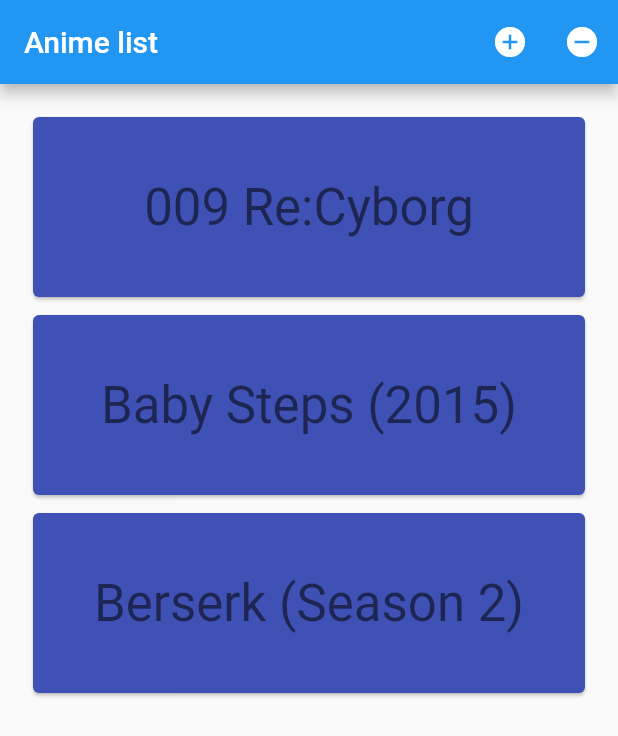
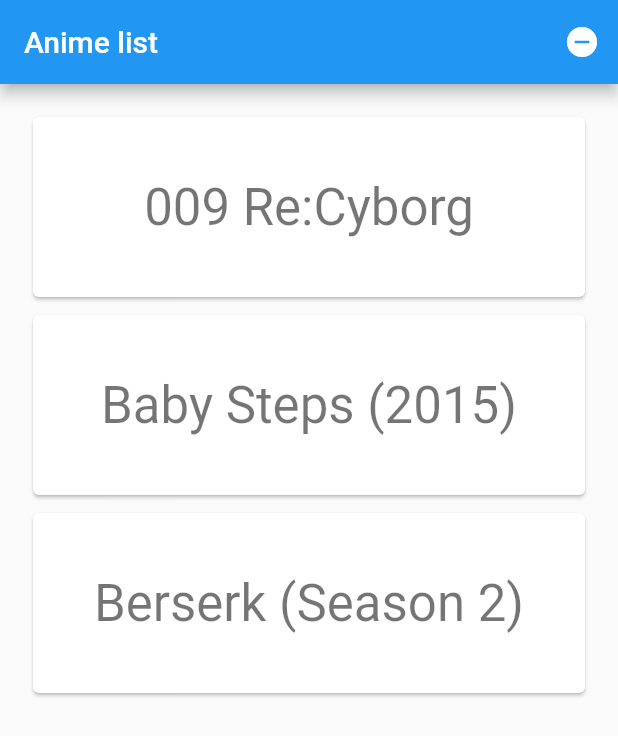
Before and after one commit to yeradis/animetracking_flutter, a Flutter app: the screen it shows after launch, after a tap on the "remove circle" icon, on a phone screen of 412 x 824 dp. Shown: the top 736 px of the screen. Run offline on Flutter 3.47's test engine with Material 2 defaults, Android fonts, the phone set to English and light mode, and no system bars.

Commit message:
Update features and layout, also remove commented lines

```diff
--- a/anime_tracking/lib/scenes/anime/anime_list.dart
+++ b/anime_tracking/lib/scenes/anime/anime_list.dart
@@ -12,9 +12,9 @@ class AnimeList extends StatefulWidget {
 
 class _AnimeListState extends State<AnimeList> implements AnimeListViewContract{
   final GlobalKey<AnimatedListState> _listKey = new GlobalKey<AnimatedListState>();
+
   ListModel<Anime> _list;
   Anime _selectedItem;
-
   AnimeListPresenter _presenter;
 
   _AnimeListState() {
@@ -36,14 +36,13 @@ class _AnimeListState extends State<AnimeList> implements AnimeListViewContract{
   @override
   void onLoadAnimeListComplete(List<Anime> items) {
     setState(() {
-      print("anime list fetcheddd.....");
       items.forEach((anime) => _list.insert(_list.length, anime));
     });
   }
 
   @override
   void onLoadAnimeListError() {
-    print("errrroooorrr loadinnnnggggggg anime list");
+    print("error while fetching the anime list");
   }
 
   // Used to build list items that haven't been removed.
@@ -74,12 +73,6 @@ class _AnimeListState extends State<AnimeList> implements AnimeListViewContract{
     );
   }
 
-  // Insert the "next item" into the list model.
-  void _insert() {
-    final int index = _selectedItem == null ? _list.length : _list.indexOf(_selectedItem);
-    //_list.insert(index, _nextItem++);
-  }
-
   // Remove the selected item from the list model.
   void _remove() {
     if (_selectedItem != null) {
@@ -98,14 +91,9 @@ class _AnimeListState extends State<AnimeList> implements AnimeListViewContract{
           title: const Text('Anime list'),
           actions: <Widget>[
             new IconButton(
-              icon: const Icon(Icons.add_circle),
-              onPressed: _insert,
-              tooltip: 'insert a new item',
-            ),
-            new IconButton(
               icon: const Icon(Icons.remove_circle),
               onPressed: _remove,
-              tooltip: 'remove the selected item',
+              tooltip: 'Remove the selected anime',
             ),
           ],
         ),
--- a/anime_tracking/lib/scenes/anime/anime_list_item.dart
+++ b/anime_tracking/lib/scenes/anime/anime_list_item.dart
@@ -2,10 +2,6 @@ import 'package:flutter/foundation.dart';
 import 'package:flutter/material.dart';
 import '../../data/anime_data.dart';
 
-/// Displays its integer item as 'item N' on a Card whose color is based on
-/// the item's value. The text is displayed in bright green if selected is true.
-/// This widget's height is based on the animation parameter, it varies
-/// from 0 to 128 as the animation varies from 0.0 to 1.0.
 class AnimeListItem extends StatelessWidget {
   const AnimeListItem({
     Key key,
@@ -27,7 +23,7 @@ class AnimeListItem extends StatelessWidget {
   Widget build(BuildContext context) {
     TextStyle textStyle = Theme.of(context).textTheme.display1;
     if (selected)
-      textStyle = textStyle.copyWith(color: Colors.lightGreenAccent[400]);
+      textStyle = textStyle.copyWith(color: Colors.lightBlueAccent);
     return new Padding(
       padding: const EdgeInsets.all(2.0),
       child: new SizeTransition(
@@ -39,7 +35,7 @@ class AnimeListItem extends StatelessWidget {
           child: new SizedBox(
             height: 128.0,
             child: new Card(
-              color: Colors.indigo,
+              color: Colors.white,
               child: new Center(
                 child: new Text(item.name, style: textStyle),
               ),
```
